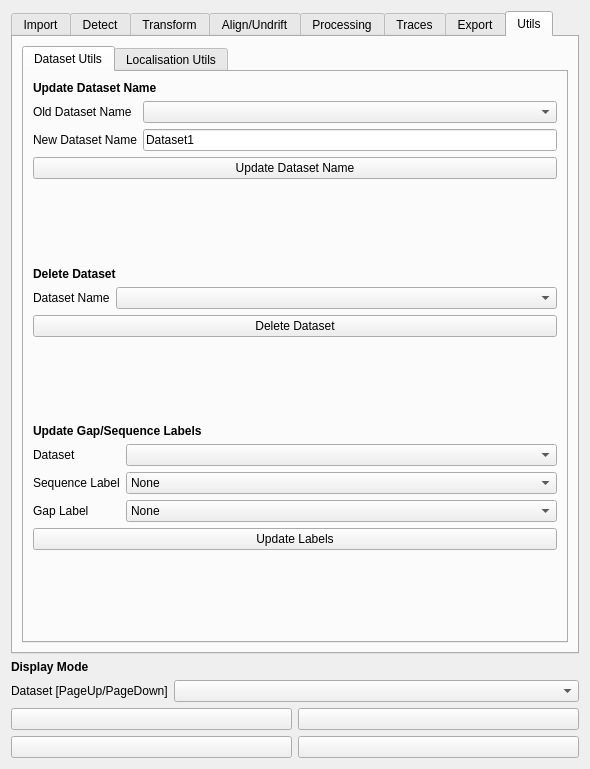
Qt form src/napari_gapseq2/widget_ui.ui (piedrro/napari-GapSeq2) before a commit.
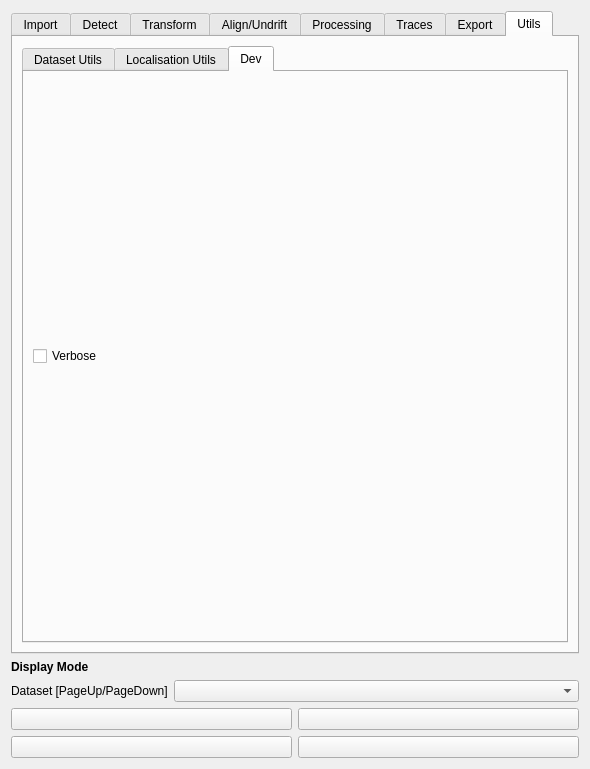
The same form after that commit. The open tabs and pages were chosen to show the change.

```diff
--- a/src/napari_gapseq2/widget_ui.ui
+++ b/src/napari_gapseq2/widget_ui.ui
@@ -2421,6 +2421,20 @@
            </item>
           </layout>
          </widget>
+         <widget class="QWidget" name="tab_13">
+          <attribute name="title">
+           <string>Dev</string>
+          </attribute>
+          <layout class="QVBoxLayout" name="verticalLayout_16">
+           <item>
+            <widget class="QCheckBox" name="dev_verbose">
+             <property name="text">
+              <string>Verbose</string>
+             </property>
+            </widget>
+           </item>
+          </layout>
+         </widget>
         </widget>
        </item>
       </layout>
```
